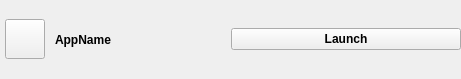
Before: the Qt Designer form userapps.ui in Quill-OS/quill, drawn with Qt 5.
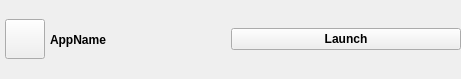
After: the same form once the commit is applied. Icons and pictures are not drawn.

Commit message: GUI user applications: More improvements

```diff
--- a/userapps.ui
+++ b/userapps.ui
@@ -166,22 +166,6 @@
        </item>
       </layout>
      </item>
-     <item>
-      <spacer name="horizontalSpacer_2">
-       <property name="orientation">
-        <enum>Qt::Horizontal</enum>
-       </property>
-       <property name="sizeType">
-        <enum>QSizePolicy::Preferred</enum>
-       </property>
-       <property name="sizeHint" stdset="0">
-        <size>
-         <width>5</width>
-         <height>0</height>
-        </size>
-       </property>
-      </spacer>
-     </item>
      <item>
       <widget class="QLabel" name="appNameLabel">
        <property name="sizePolicy">
```
The commit also changes 5 other files.
